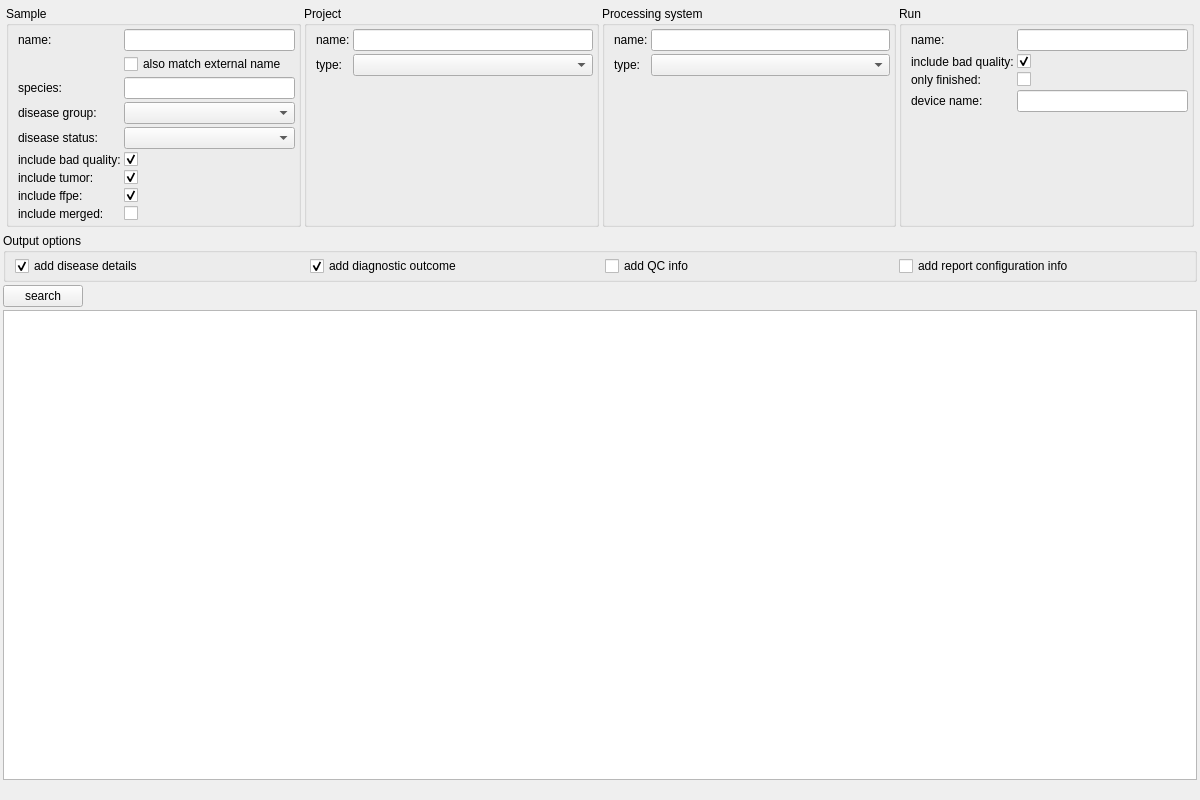
Above: src/GSvar/SampleSearchWidget.ui from imgag/ngs-bits before the change. Below: the same form after it.
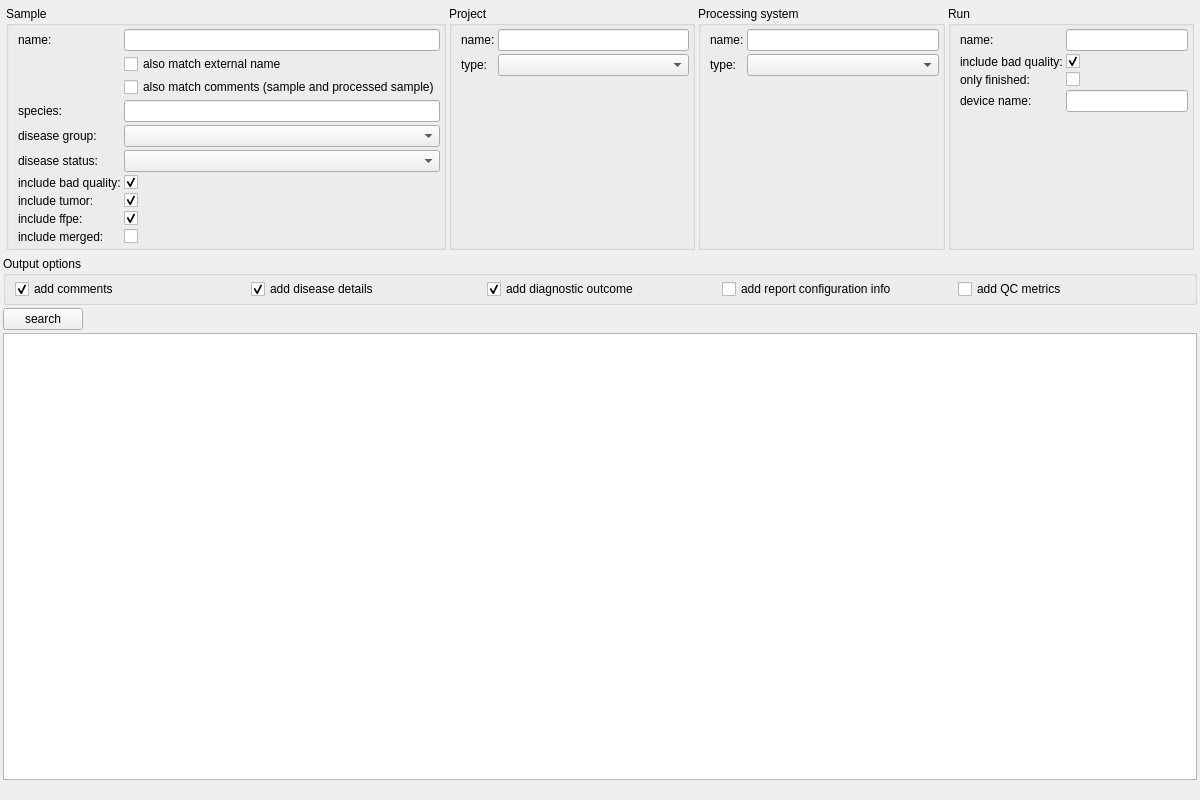
That is the form after the change. Icons and pictures are not drawn. Custom widgets are drawn as their Qt base class.

Commit message: GSvar sample search: added comment columns to output, added option to search for name in comments NGSDExportSamples: added comment columns flag.

The edit to the form file:
```diff
--- a/src/GSvar/SampleSearchWidget.ui
+++ b/src/GSvar/SampleSearchWidget.ui
@@ -79,31 +79,31 @@
         <property name="bottomMargin">
          <number>3</number>
         </property>
-        <item row="2" column="0">
+        <item row="3" column="0">
          <widget class="QLabel" name="label_4">
           <property name="text">
            <string>species:</string>
           </property>
          </widget>
         </item>
-        <item row="5" column="0">
+        <item row="6" column="0">
          <widget class="QLabel" name="label_5">
           <property name="text">
            <string>include bad quality:</string>
           </property>
          </widget>
         </item>
-        <item row="2" column="1">
+        <item row="3" column="1">
          <widget class="DBSelector" name="s_species"/>
         </item>
-        <item row="6" column="0">
+        <item row="7" column="0">
          <widget class="QLabel" name="label_6">
           <property name="text">
            <string>include tumor:</string>
           </property>
          </widget>
         </item>
-        <item row="7" column="0">
+        <item row="8" column="0">
          <widget class="QLabel" name="label_7">
           <property name="text">
            <string>include ffpe:</string>
@@ -120,7 +120,7 @@
         <item row="0" column="1">
          <widget class="DBSelector" name="s_name"/>
         </item>
-        <item row="7" column="1">
+        <item row="8" column="1">
          <widget class="QCheckBox" name="s_ffpe">
           <property name="text">
            <string/>
@@ -130,7 +130,7 @@
           </property>
          </widget>
         </item>
-        <item row="6" column="1">
+        <item row="7" column="1">
          <widget class="QCheckBox" name="s_tumor">
           <property name="text">
            <string/>
@@ -140,7 +140,7 @@
           </property>
          </widget>
         </item>
-        <item row="5" column="1">
+        <item row="6" column="1">
          <widget class="QCheckBox" name="s_bad_quality">
           <property name="text">
            <string/>
@@ -150,38 +150,38 @@
           </property>
          </widget>
         </item>
-        <item row="8" column="0">
+        <item row="9" column="0">
          <widget class="QLabel" name="label_12">
           <property name="text">
            <string>include merged:</string>
           </property>
          </widget>
         </item>
-        <item row="8" column="1">
+        <item row="9" column="1">
          <widget class="QCheckBox" name="s_merged">
           <property name="text">
            <string/>
           </property>
          </widget>
         </item>
-        <item row="3" column="0">
+        <item row="4" column="0">
          <widget class="QLabel" name="label_14">
           <property name="text">
            <string>disease group:</string>
           </property>
          </widget>
         </item>
-        <item row="4" column="0">
+        <item row="5" column="0">
          <widget class="QLabel" name="label_15">
           <property name="text">
            <string>disease status:</string>
           </property>
          </widget>
         </item>
-        <item row="3" column="1">
-         <widget class="QComboBox" name="s_disease_group"/>
-        </item>
         <item row="4" column="1">
+         <widget class="QComboBox" name="s_disease_group"/>
+        </item>
+        <item row="5" column="1">
          <widget class="QComboBox" name="s_disease_status"/>
         </item>
         <item row="1" column="1">
@@ -191,6 +191,13 @@
           </property>
          </widget>
         </item>
+        <item row="2" column="1">
+         <widget class="QCheckBox" name="s_name_comments">
+          <property name="text">
+           <string>also match comments (sample and processed sample)</string>
+          </property>
+         </widget>
+        </item>
        </layout>
       </widget>
      </item>
@@ -393,34 +400,7 @@
       <property name="spacing">
        <number>3</number>
       </property>
-      <item row="0" column="1">
-       <widget class="QCheckBox" name="add_outcome">
-        <property name="text">
-         <string>add diagnostic outcome</string>
-        </property>
-        <property name="checked">
-         <bool>true</bool>
-        </property>
-       </widget>
-      </item>
-      <item row="0" column="0">
-       <widget class="QCheckBox" name="add_disease_details">
-        <property name="text">
-         <string>add disease details</string>
-        </property>
-        <property name="checked">
-         <bool>true</bool>
-        </property>
-       </widget>
-      </item>
-      <item row="0" column="2">
-       <widget class="QCheckBox" name="add_qc">
-        <property name="text">
-         <string>add QC info</string>
-        </property>
-       </widget>
-      </item>
-      <item row="0" column="3">
+      <item row="0" column="4">
        <widget class="QCheckBox" name="add_report_config">
         <property name="toolTip">
          <string>&lt;html&gt;&lt;head/&gt;&lt;body&gt;&lt;p&gt;Adds a column about the report configuration:&lt;br/&gt;- if it exists for the sample&lt;br/&gt;- if it contains causal small variants (variant, genotype, genes)&lt;br/&gt;- if it contains causal CNVs (CNV, copy-number)&lt;/p&gt;&lt;/body&gt;&lt;/html&gt;</string>
@@ -430,6 +410,43 @@
         </property>
        </widget>
       </item>
+      <item row="0" column="5">
+       <widget class="QCheckBox" name="add_qc">
+        <property name="text">
+         <string>add QC metrics</string>
+        </property>
+       </widget>
+      </item>
+      <item row="0" column="1">
+       <widget class="QCheckBox" name="add_disease_details">
+        <property name="text">
+         <string>add disease details</string>
+        </property>
+        <property name="checked">
+         <bool>true</bool>
+        </property>
+       </widget>
+      </item>
+      <item row="0" column="2">
+       <widget class="QCheckBox" name="add_outcome">
+        <property name="text">
+         <string>add diagnostic outcome</string>
+        </property>
+        <property name="checked">
+         <bool>true</bool>
+        </property>
+       </widget>
+      </item>
+      <item row="0" column="0">
+       <widget class="QCheckBox" name="add_comments">
+        <property name="text">
+         <string>add comments</string>
+        </property>
+        <property name="checked">
+         <bool>true</bool>
+        </property>
+       </widget>
+      </item>
      </layout>
     </widget>
    </item>
@@ -477,16 +494,16 @@
   </layout>
  </widget>
  <customwidgets>
-  <customwidget>
-   <class>DBSelector</class>
-   <extends>QLineEdit</extends>
-   <header location="global">DBSelector.h</header>
-  </customwidget>
   <customwidget>
    <class>DBTableWidget</class>
    <extends>QTableWidget</extends>
    <header>DBTableWidget.h</header>
   </customwidget>
+  <customwidget>
+   <class>DBSelector</class>
+   <extends>QLineEdit</extends>
+   <header location="global">DBSelector.h</header>
+  </customwidget>
  </customwidgets>
  <tabstops>
   <tabstop>s_name</tabstop>
```
Left out of the diff: 1 changed line with no effect on the pictures. The commit also changes 11 other files.
